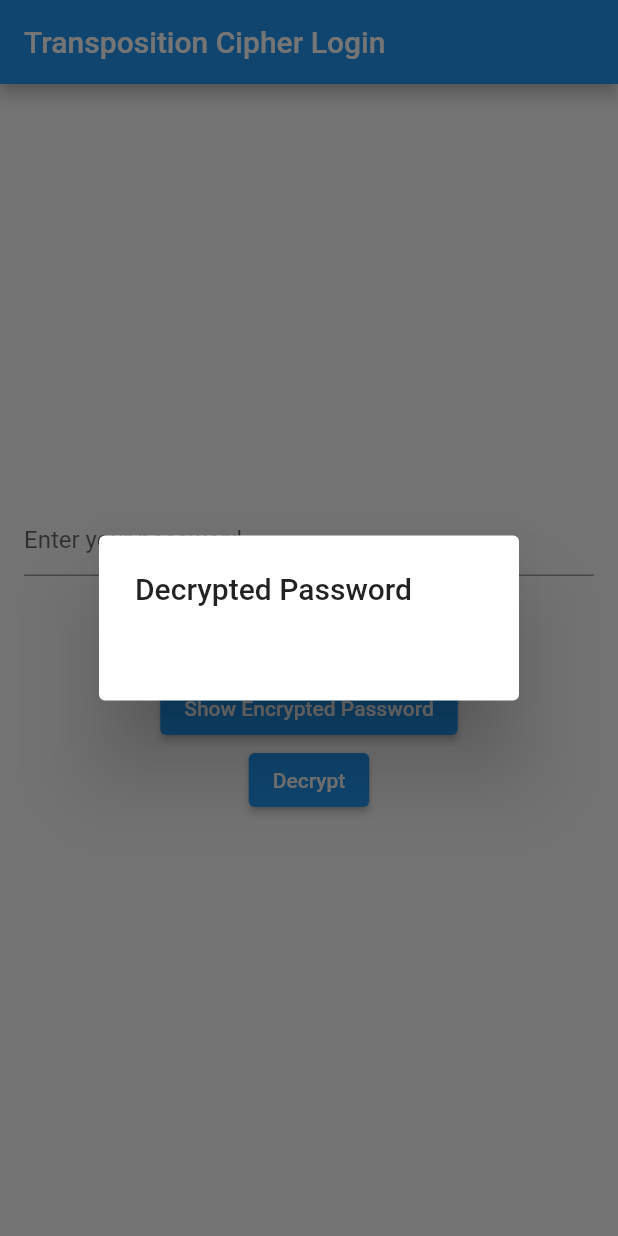
After one commit to Siswadi24/Tugas_Teknologi-Keamanan-dan-Privasi-Data, a Flutter app: the screen it shows after launch, after a tap on "Decrypt", on a phone screen of 412 x 824 dp. The commit adds this screen. Run offline on Flutter 3.47's test engine with Material 2 defaults, Android fonts, the phone set to English and light mode, and no system bars; our stand-ins replace email_validator.

Commit message:
Menambahkan jenis enkripsi Substitution chiper, Transposition CHiper, dan pembenahan dokumentasi README.md

```diff
--- /dev/null
+++ b/lib/TranspositionChiperLoginPage.dart
@@ -0,0 +1,109 @@
+import 'package:flutter/material.dart';
+
+class TranspositionShiper extends StatefulWidget {
+  @override
+  _LoginPageState createState() => _LoginPageState();
+}
+
+class _LoginPageState extends State<TranspositionShiper> {
+  final TextEditingController _passwordController = TextEditingController();
+  String _encryptedPassword = '';
+
+  @override
+  Widget build(BuildContext context) {
+    return Scaffold(
+      appBar: AppBar(
+        title: Text('Transposition Cipher Login'),
+      ),
+      body: Padding(
+        padding: EdgeInsets.all(16.0),
+        child: Column(
+          mainAxisAlignment: MainAxisAlignment.center,
+          children: [
+            TextField(
+              controller: _passwordController,
+              decoration: InputDecoration(
+                hintText: 'Enter your password',
+              ),
+              obscureText: true,
+            ),
+            SizedBox(height: 16.0),
+            ElevatedButton(
+              onPressed: () {
+                setState(() {
+                  _encryptedPassword = encrypt(_passwordController.text, 3);
+                });
+              },
+              child: Text('Encrypt'),
+            ),
+            ElevatedButton(
+              onPressed: () {
+                showDialog(
+                  context: context,
+                  builder: (context) {
+                    return AlertDialog(
+                      title: Text('Encrypted Password'),
+                      content: Text(_encryptedPassword),
+                    );
+                  },
+                );
+              },
+              child: Text('Show Encrypted Password'),
+            ),
+            ElevatedButton(
+              onPressed: () {
+                String decryptedPassword = decrypt(_encryptedPassword, 3);
+                showDialog(
+                  context: context,
+                  builder: (context) {
+                    return AlertDialog(
+                      title: Text('Decrypted Password'),
+                      content: Text(decryptedPassword),
+                    );
+                  },
+                );
+              },
+              child: Text('Decrypt'),
+            ),
+          ],
+        ),
+      ),
+    );
+  }
+}
+
+// Fungsi untuk mengenkripsi pesan dengan transposition cipher
+String encrypt(String message, int key) {
+  String encryptedMessage = '';
+  int numRows = ((message.length - 1) / key).floor() + 1;
+
+  for (int i = 0; i < numRows; i++) {
+    for (int j = 0; j < key; j++) {
+      int index = i + j * numRows;
+      if (index < message.length) {
+        encryptedMessage += message[index];
+      } else {
+        encryptedMessage += ' ';
+      }
+    }
+  }
+  print(encryptedMessage);
+  return encryptedMessage;
+}
+
+// Fungsi untuk mendekripsi pesan dengan transposition cipher
+String decrypt(String message, int key) {
+  String decryptedMessage = '';
+  int numRows = ((message.length - 1) / key).floor() + 1;
+
+  for (int i = 0; i < key; i++) {
+    for (int j = 0; j < numRows; j++) {
+      int index = i * numRows + j;
+      if (index < message.length) {
+        decryptedMessage += message[index];
+      }
+    }
+  }
+  print(decryptedMessage);
+  return decryptedMessage;
+}
--- a/lib/main.dart
+++ b/lib/main.dart
@@ -1,5 +1,7 @@
 import 'package:chift_chipper_aplikasi/ShiftCipherLoginPage.dart';
+import 'package:chift_chipper_aplikasi/TranspositionChiperLoginPage.dart';
 import 'package:chift_chipper_aplikasi/VigenereChiperLoginPage.dart';
+import 'package:chift_chipper_aplikasi/substitutionChiperLoginPage.dart';
 import 'package:flutter/material.dart';
 
 void main() {
@@ -26,7 +28,7 @@ class MyApp extends StatelessWidget {
         // is not restarted.
         primarySwatch: Colors.blue,
       ),
-      home: LoginPage(),
+      home: TranspositionShiper(),
     );
   }
 }
--- a/pubspec.yaml
+++ b/pubspec.yaml
@@ -31,7 +31,8 @@ dependencies:
   flutter:
     sdk: flutter
 
-  vigenere_cipher: ^0.2.1
+  email_validator: '^2.1.16'
+  # vigenere_cipher: ^0.2.1
 
 
 
```
Also changed, not shown: lib/VigenereChiperLoginPage.dart (+7 -7 lines), lib/substitutionChiperLoginPage.dart (added, +90 -0 lines), pubspec.lock, 1 other file.
